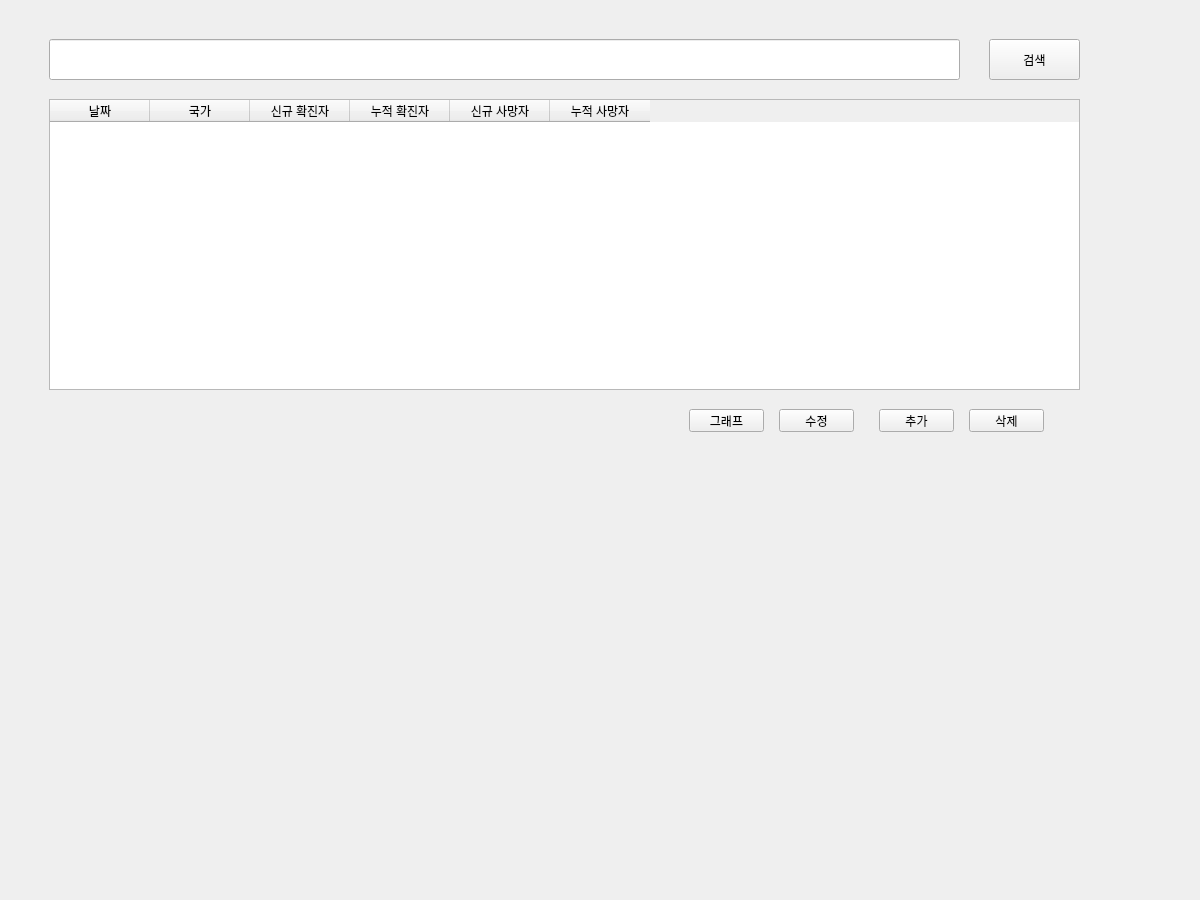
Old version of the form covid.ui in the repository ksseongill/covid_012.
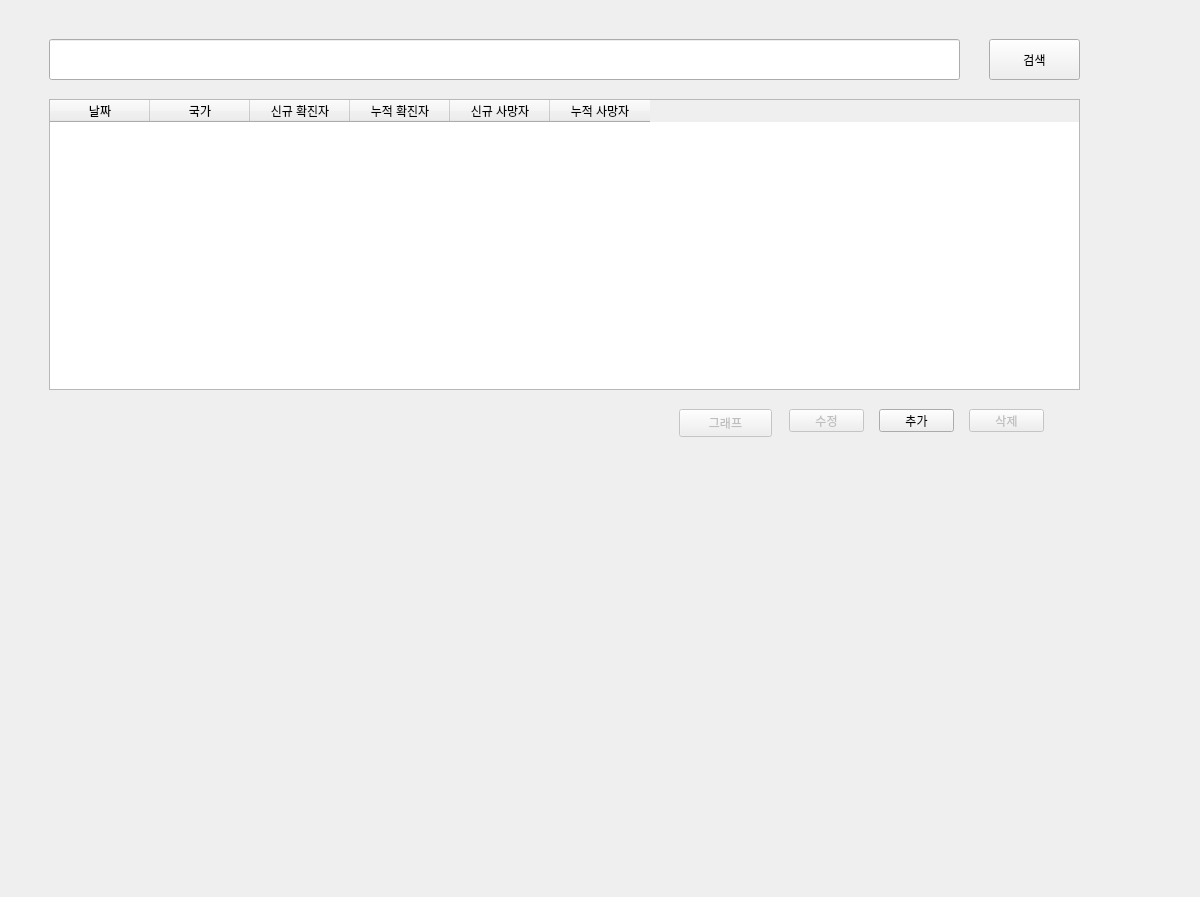
New version of the form.

Diff of the .ui file:
```diff
--- a/covid.ui
+++ b/covid.ui
@@ -7,7 +7,7 @@
     <x>0</x>
     <y>0</y>
     <width>1200</width>
-    <height>900</height>
+    <height>897</height>
    </rect>
   </property>
   <property name="windowTitle">
@@ -106,6 +106,9 @@
      </property>
     </widget>
     <widget class="QPushButton" name="btn_del">
+     <property name="enabled">
+      <bool>false</bool>
+     </property>
      <property name="geometry">
       <rect>
        <x>970</x>
@@ -123,16 +126,19 @@
       <rect>
        <x>59</x>
        <y>449</y>
-       <width>451</width>
+       <width>1021</width>
        <height>381</height>
       </rect>
      </property>
      <layout class="QVBoxLayout" name="graph_verticalLayout"/>
     </widget>
     <widget class="QPushButton" name="btn_change">
+     <property name="enabled">
+      <bool>false</bool>
+     </property>
      <property name="geometry">
       <rect>
-       <x>780</x>
+       <x>790</x>
        <y>410</y>
        <width>75</width>
        <height>23</height>
@@ -143,12 +149,15 @@
      </property>
     </widget>
     <widget class="QPushButton" name="btn_graph">
+     <property name="enabled">
+      <bool>false</bool>
+     </property>
      <property name="geometry">
       <rect>
-       <x>690</x>
+       <x>680</x>
        <y>410</y>
-       <width>75</width>
-       <height>23</height>
+       <width>93</width>
+       <height>28</height>
       </rect>
      </property>
      <property name="text">
```
